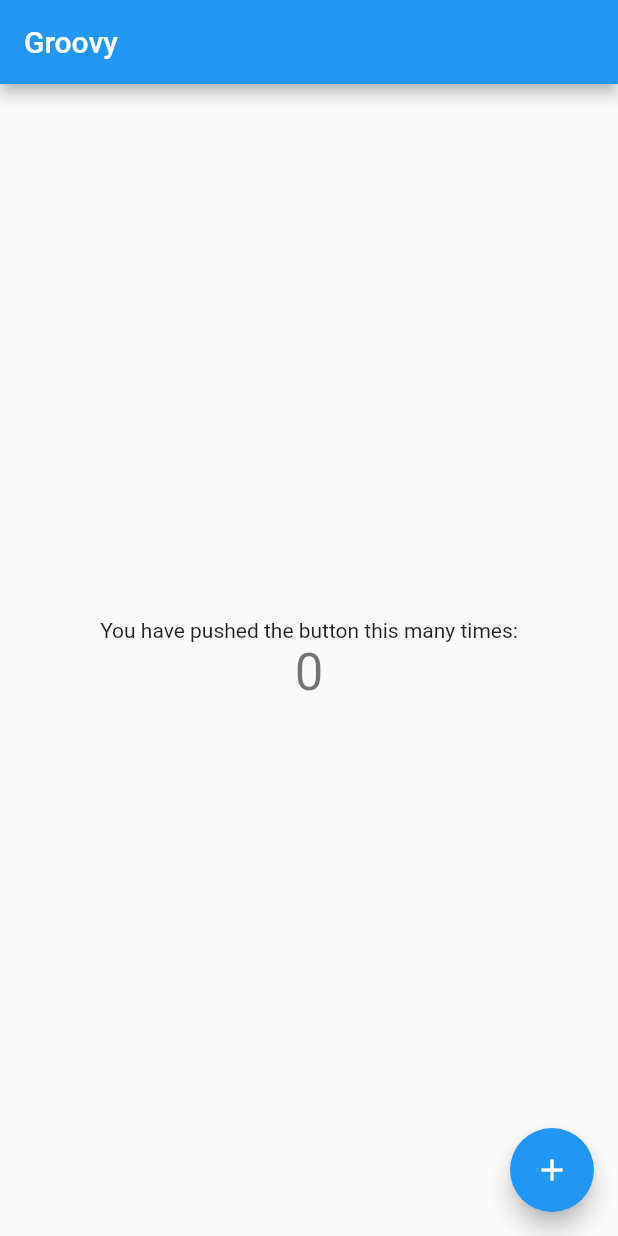
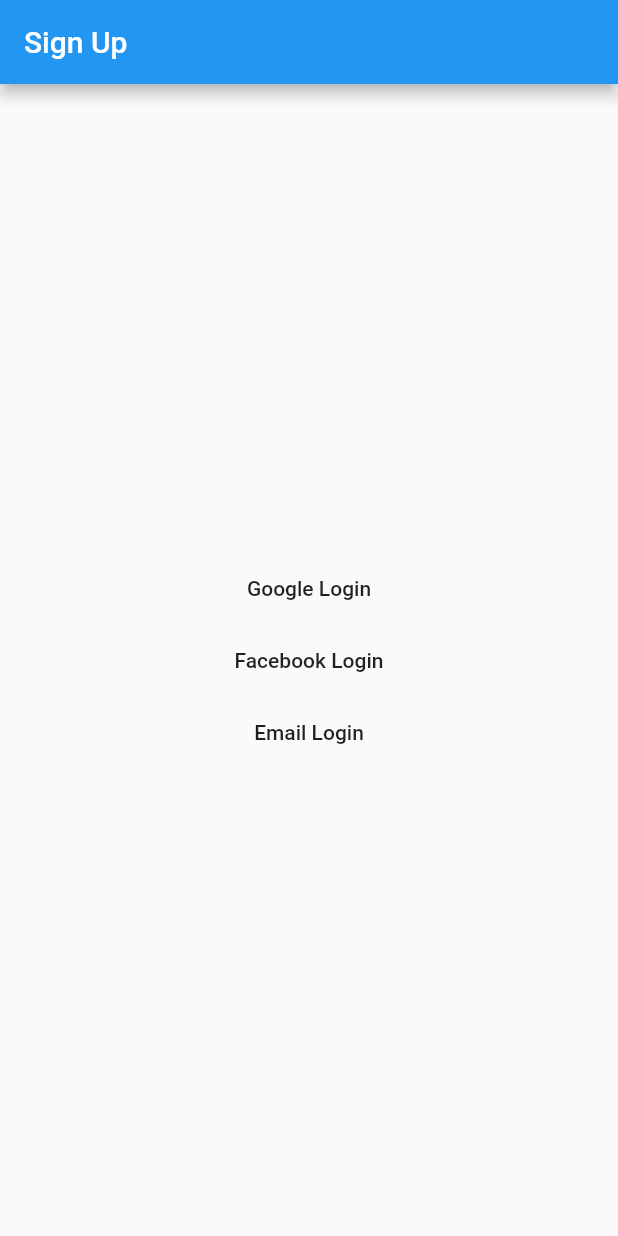
Before and after one commit to haikukoten/Groovy-Flutter, a Flutter app: the screen it shows after launch, on a phone screen of 412 x 824 dp. Run offline on Flutter 3.47's test engine with Material 2 defaults, Android fonts, the phone set to English and light mode, and no system bars; our stand-ins replace firebase_auth, firebase_database; accounts and stored records are empty.

Commit message:
Begin template for social/email login

```diff
--- a/lib/main.dart
+++ b/lib/main.dart
@@ -1,65 +1,30 @@
 import 'package:flutter/material.dart';
-import 'package:firebase_auth/firebase_auth.dart';
+import 'package:groovy/screens/email_login.dart';
+import 'package:groovy/services/auth.dart';
+import 'package:provider/provider.dart';
+import 'screens/determine_auth_status.dart';
+import 'models/budget.dart';
 
 void main() => runApp(MyApp());
 
 class MyApp extends StatelessWidget {
   @override
   Widget build(BuildContext context) {
-    return MaterialApp(
-      title: 'Groovy',
-      theme: ThemeData(
-        primarySwatch: Colors.blue,
-      ),
-      debugShowCheckedModeBanner: false,
-      home: MyHomePage(title: 'Groovy'),
-    );
-  }
-}
-
-class MyHomePage extends StatefulWidget {
-  MyHomePage({Key key, this.title}) : super(key: key);
-
-  final String title;
-
-  @override
-  _MyHomePageState createState() => _MyHomePageState();
-}
-
-class _MyHomePageState extends State<MyHomePage> {
-  int _counter = 0;
-  final FirebaseAuth _auth = FirebaseAuth.instance;
-
-  void _incrementCounter() {
-    setState(() {
-      _counter++;
-    });
-  }
-
-  @override
-  Widget build(BuildContext context) {
-    return Scaffold(
-      appBar: AppBar(
-        title: Text(widget.title),
-      ),
-      body: Center(
-        child: Column(
-          mainAxisAlignment: MainAxisAlignment.center,
-          children: <Widget>[
-            Text(
-              'You have pushed the button this many times:',
-            ),
-            Text(
-              '$_counter',
-              style: Theme.of(context).textTheme.display1,
-            ),
-          ],
+    return ChangeNotifierProvider(
+      builder: (context) => BudgetModel(),
+      child: MaterialApp(
+        debugShowCheckedModeBanner: false,
+        title: 'Groovy',
+        theme: ThemeData(
+          primarySwatch: Colors.blue,
         ),
-      ),
-      floatingActionButton: FloatingActionButton(
-        onPressed: _incrementCounter,
-        tooltip: 'Increment',
-        child: Icon(Icons.add),
+        initialRoute: '/',
+        routes: {
+          '/': (context) => DetermineAuthStatusScreen(
+                auth: Auth(),
+              ),
+          '/emailLogin': (context) => EmailLoginScreen()
+        },
       ),
     );
   }
--- /dev/null
+++ b/lib/models/budget.dart
@@ -0,0 +1,63 @@
+import 'dart:collection';
+import 'package:flutter/foundation.dart';
+import 'package:groovy/services/auth.dart';
+
+class BudgetModel extends ChangeNotifier {
+  /// Internal, private state of user's budgets.
+  final List<Budget> _budgets = [];
+
+  /// An unmodifiable view of the user's budgets
+  UnmodifiableListView<Budget> get budgets => UnmodifiableListView(_budgets);
+
+  /// Adds [budget] to budgets. This is the only way to modify the user's budgets from outside.
+  void add(Budget budget) {
+    _budgets.add(budget);
+
+    // This line tells [Model] that it should rebuild the widgets that
+    // depend on it.
+    notifyListeners();
+  }
+
+  // EmailLogin requires these
+  // ChooseLogin will set them
+  BaseAuth _auth;
+  BaseAuth get auth => _auth;
+  set auth(BaseAuth auth) {
+    _auth = auth;
+    notifyListeners();
+  }
+
+  VoidCallback _onSignedIn;
+  VoidCallback get onSignedIn => _onSignedIn;
+  set onSignedIn(VoidCallback onSignedIn) {
+    _onSignedIn = onSignedIn;
+    notifyListeners();
+  }
+}
+
+@immutable
+class Budget {
+  final int key;
+  final String createdBy;
+  final List<String> hiddenFrom;
+  final List<String> history;
+  final bool isShared;
+  final double left;
+  final String name;
+  final double setAmount;
+  final List<String> sharedWith;
+  final List<String> userDate;
+
+  Budget({
+    this.key,
+    this.createdBy,
+    this.hiddenFrom,
+    this.history,
+    this.isShared,
+    this.left,
+    this.name,
+    this.setAmount,
+    this.sharedWith,
+    this.userDate,
+  });
+}
--- /dev/null
+++ b/lib/screens/choose_login.dart
@@ -0,0 +1,57 @@
+import 'package:flutter/material.dart';
+import 'package:groovy/services/auth.dart';
+import 'package:provider/provider.dart';
+import 'package:groovy/models/budget.dart';
+
+class ChooseLoginScreen extends StatefulWidget {
+  ChooseLoginScreen({Key key, this.auth, this.onSignedIn}) : super(key: key);
+
+  final BaseAuth auth;
+  final VoidCallback onSignedIn;
+
+  @override
+  State<StatefulWidget> createState() => new _ChooseLoginScreen();
+}
+
+class _ChooseLoginScreen extends State<ChooseLoginScreen> {
+  @override
+  Widget build(BuildContext context) {
+    return Scaffold(
+      appBar: AppBar(
+        backgroundColor: Colors.blue,
+        title: Text("Sign Up"),
+      ),
+      body: Center(
+        child: Padding(
+          padding: const EdgeInsets.symmetric(horizontal: 64),
+          child: Column(
+            mainAxisAlignment: MainAxisAlignment.center,
+            children: [
+              FlatButton(
+                child: Text("Google Login"),
+                onPressed: () {
+                  print("Google");
+                },
+              ),
+              FlatButton(
+                child: Text("Facebook Login"),
+                onPressed: () {
+                  print("Facebook");
+                },
+              ),
+              FlatButton(
+                  child: Text("Email Login"),
+                  onPressed: () {
+                    // Set auth and onSignedIn for Email Login to use
+                    var budgetModel = Provider.of<BudgetModel>(context);
+                    budgetModel.auth = widget.auth;
+                    budgetModel.onSignedIn = widget.onSignedIn;
+                    Navigator.pushReplacementNamed(context, '/emailLogin');
+                  })
+            ],
+          ),
+        ),
+      ),
+    );
+  }
+}
--- /dev/null
+++ b/lib/screens/determine_auth_status.dart
@@ -0,0 +1,93 @@
+import 'package:flutter/material.dart';
+import 'package:groovy/screens/choose_login.dart';
+import 'package:groovy/services/auth.dart';
+import 'package:groovy/screens/budget_list.dart';
+
+class DetermineAuthStatusScreen extends StatefulWidget {
+  DetermineAuthStatusScreen({this.auth});
+
+  final BaseAuth auth;
+
+  @override
+  State<StatefulWidget> createState() => new _DetermineAuthStatusScreenState();
+}
+
+enum AuthStatus {
+  NOT_DETERMINED,
+  NOT_LOGGED_IN,
+  LOGGED_IN,
+}
+
+class _DetermineAuthStatusScreenState extends State<DetermineAuthStatusScreen> {
+  AuthStatus authStatus = AuthStatus.NOT_DETERMINED;
+  String _userEmail = "";
+
+  @override
+  void initState() {
+    super.initState();
+    widget.auth.getCurrentUser().then((user) {
+      setState(() {
+        if (user != null) {
+          _userEmail = user?.email;
+        }
+        authStatus = user?.email == null
+            ? AuthStatus.NOT_LOGGED_IN
+            : AuthStatus.LOGGED_IN;
+      });
+    });
+  }
+
+  void _onLoggedIn() {
+    widget.auth.getCurrentUser().then((user) {
+      setState(() {
+        _userEmail = user.email;
+      });
+    });
+    setState(() {
+      authStatus = AuthStatus.LOGGED_IN;
+    });
+  }
+
+  void _onSignedOut() {
+    setState(() {
+      authStatus = AuthStatus.NOT_LOGGED_IN;
+      _userEmail = "";
+    });
+  }
+
+  Widget _buildWaitingScreen() {
+    return Scaffold(
+      body: Container(
+        alignment: Alignment.center,
+        child: CircularProgressIndicator(),
+      ),
+    );
+  }
+
+  @override
+  Widget build(BuildContext context) {
+    switch (authStatus) {
+      case AuthStatus.NOT_DETERMINED:
+        return _buildWaitingScreen();
+        break;
+      case AuthStatus.NOT_LOGGED_IN:
+        return new ChooseLoginScreen(
+          auth: widget.auth,
+          onSignedIn: _onLoggedIn,
+        );
+        break;
+      case AuthStatus.LOGGED_IN:
+        if (_userEmail.length > 0 && _userEmail != null) {
+          return new BudgetListScreen(
+            userEmail: _userEmail,
+            auth: widget.auth,
+            onSignedOut: _onSignedOut,
+          );
+        } else
+          return _buildWaitingScreen();
+        break;
+      default:
+        return _buildWaitingScreen();
+    }
+  }
+}
--- /dev/null
+++ b/lib/services/auth.dart
@@ -0,0 +1,51 @@
+import 'dart:async';
+import 'package:firebase_auth/firebase_auth.dart';
+
+abstract class BaseAuth {
+  Future<String> signIn(String email, String password);
+
+  Future<String> signUp(String email, String password);
+
+  Future<FirebaseUser> getCurrentUser();
+
+  Future<void> sendEmailVerification();
+
+  Future<void> signOut();
+
+  Future<bool> isEmailVerified();
+}
+
+class Auth implements BaseAuth {
+  final FirebaseAuth _firebaseAuth = FirebaseAuth.instance;
+
+  Future<String> signIn(String email, String password) async {
+    FirebaseUser user = await _firebaseAuth.signInWithEmailAndPassword(
+        email: email, password: password);
+    return user.uid;
+  }
+
+  Future<String> signUp(String email, String password) async {
+    FirebaseUser user = await _firebaseAuth.createUserWithEmailAndPassword(
+        email: email, password: password);
+    return user.uid;
+  }
+
+  Future<FirebaseUser> getCurrentUser() async {
+    FirebaseUser user = await _firebaseAuth.currentUser();
+    return user;
+  }
+
+  Future<void> signOut() async {
+    return _firebaseAuth.signOut();
+  }
+
+  Future<void> sendEmailVerification() async {
+    FirebaseUser user = await _firebaseAuth.currentUser();
+    user.sendEmailVerification();
+  }
+
+  Future<bool> isEmailVerified() async {
+    FirebaseUser user = await _firebaseAuth.currentUser();
+    return user.isEmailVerified;
+  }
+}
--- a/pubspec.yaml
+++ b/pubspec.yaml
@@ -21,6 +21,9 @@ dependencies:
     sdk: flutter
   firebase_core: ^0.4.0+3
   firebase_auth: ^0.11.1+6
+  firebase_database: ^3.0.2
+  firebase_analytics: ^3.0.2
+  provider: ^3.0.0
 
   # The following adds the Cupertino Icons font to your application.
   # Use with the CupertinoIcons class for iOS style icons.
```
Also changed, not shown: lib/screens/budget_list.dart (added, +72 -0 lines), lib/screens/email_login.dart (added, +273 -0 lines), pubspec.lock, 1 other file.
